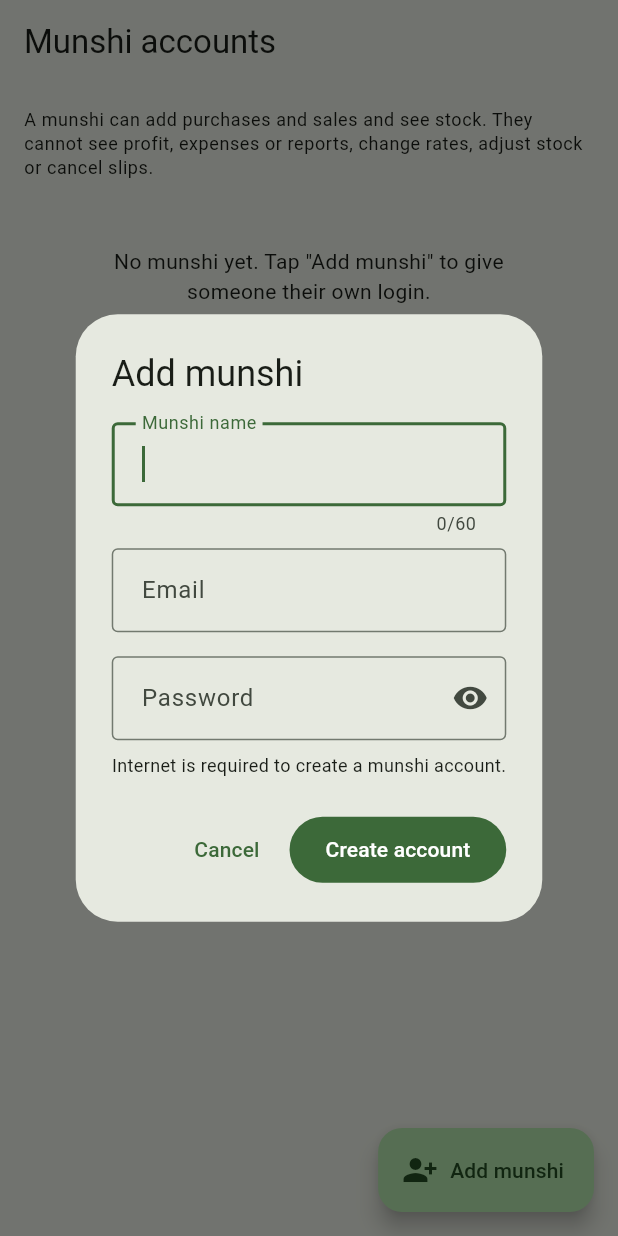
After one commit to abubakarsiddique-dev/Tarazu, a Flutter app: the StaffScreen screen opened by its route, after a tap on "Add munshi", on a phone screen of 412 x 824 dp. The commit adds this screen. Run offline on Flutter 3.47's test engine with Material 3 defaults, Android fonts, the phone set to English and light mode, and no system bars; our stand-ins replace cloud_firestore, firebase_auth, firebase_core, flutter_riverpod, go_router, share_plus and 1 more; accounts and stored records are empty.

Commit message:
munshi account create

```diff
--- a/lib/core/router/app_router.dart
+++ b/lib/core/router/app_router.dart
@@ -2,6 +2,7 @@ import 'package:flutter/foundation.dart';
 import 'package:flutter/material.dart';
 import 'package:flutter_riverpod/flutter_riverpod.dart';
 import 'package:go_router/go_router.dart';
+import 'package:tarazu/features/staff/presentation/staff_screen.dart';
 
 import '../../features/auth/presentation/account_blocked_screen.dart';
 import '../../features/auth/presentation/forgot_password_screen.dart';
@@ -41,6 +42,7 @@ class Routes {
   static const report = '/report';
   static const profit = '/profit';
    static const expenses = '/expenses';
+   static const staff = '/staff';
 
 }
 
@@ -93,6 +95,7 @@ final routerProvider = Provider<GoRouter>((ref) {
       GoRoute(path: Routes.sales, builder: (_, _) => const SalesScreen()),
       GoRoute(path: Routes.report, builder: (_, _) => const ReportScreen()),
       GoRoute(path: Routes.profit, builder: (_, _) => const ProfitScreen()),
+      GoRoute(path: Routes.staff, builder: (_, _) => const StaffScreen()),
       GoRoute(path: Routes.expenses, builder: (_, _) => const ExpensesScreen()),
       GoRoute(
         path: Routes.disabled,
--- a/lib/features/auth/application/auth_providers.dart
+++ b/lib/features/auth/application/auth_providers.dart
@@ -2,7 +2,6 @@
 import 'package:cloud_firestore/cloud_firestore.dart';
 import 'package:firebase_auth/firebase_auth.dart';
 import 'package:flutter_riverpod/flutter_riverpod.dart';
-
 import '../data/auth_repository.dart';
 import '../domain/app_user.dart';
 
@@ -88,3 +87,15 @@ class AuthController extends AsyncNotifier<void> {
 
 final authControllerProvider =
     AsyncNotifierProvider<AuthController, void>(AuthController.new);
+
+
+/// True sirf owner ke liye. Munshi ke liye false. Profile load hone tak false.
+final isOwnerProvider = Provider<bool>((ref) {
+  final user = ref.watch(userProfileProvider).value;
+  return user != null && user.role == UserRole.owner;
+});
+
+// final isOwnerProvider = Provider<bool>((ref) {
+//   final user = ref.watch(userProfileProvider).value;
+//   return user != null && user.role == UserRole.owner;
+// });
--- /dev/null
+++ b/lib/features/staff/application/staff_providers.dart
@@ -0,0 +1,18 @@
+import 'package:flutter_riverpod/flutter_riverpod.dart';
+
+import '../../auth/application/auth_providers.dart';
+import '../../auth/domain/app_user.dart';
+import '../../inventory/application/inventory_providers.dart' show shopIdProvider;
+import '../data/staff_repository.dart';
+
+final staffRepositoryProvider = Provider<StaffRepository>(
+  (ref) => StaffRepository(ref.watch(firestoreProvider)),
+);
+
+/// Only the owner can read the munshi list (rules enforce this too).
+final staffListProvider = StreamProvider<List<AppUser>>((ref) {
+  final shopId = ref.watch(shopIdProvider);
+  final isOwner = ref.watch(isOwnerProvider);
+  if (shopId == null || !isOwner) return Stream.value(const <AppUser>[]);
+  return ref.watch(staffRepositoryProvider).watchStaff(shopId);
+});
--- /dev/null
+++ b/lib/features/staff/domain/staff_strings.dart
@@ -0,0 +1,18 @@
+// Kept here so this feature is a pure copy-paste (same approach as FinanceStrings).
+class StaffStrings {
+  StaffStrings._();
+
+  static const title = 'Munshi accounts';
+  static const addStaff = 'Add munshi';
+  static const name = 'Munshi name';
+  static const create = 'Create account';
+  static const noStaff = 'No munshi yet. Tap "Add munshi" to give someone their own login.';
+  static const active = 'Active';
+  static const disabled = 'Disabled';
+  static const created = 'Munshi account created. Give them the email and password.';
+  static const rulesNote =
+      'A munshi can add purchases and sales and see stock. They cannot see profit, '
+      'expenses or reports, change rates, adjust stock or cancel slips.';
+  static const needsInternet = 'Internet is required to create a munshi account.';
+  static const switchNote = 'Switch off to block this munshi immediately.';
+}
--- /dev/null
+++ b/lib/features/staff/presentation/staff_screen.dart
@@ -0,0 +1,217 @@
+import 'package:flutter/material.dart';
+import 'package:flutter_riverpod/flutter_riverpod.dart';
+
+import '../../../core/constants/app_strings.dart';
+import '../../../core/utils/auth_error_mapper.dart';
+import '../../../core/utils/validators.dart';
+import '../../auth/application/auth_providers.dart';
+import '../application/staff_providers.dart';
+import '../domain/staff_strings.dart';
+
+/// Owner only: list of munshis, switch each on/off, add a new one.
+class StaffScreen extends ConsumerWidget {
+  const StaffScreen({super.key});
+
+  Future<void> _add(BuildContext context) async {
+    final ok = await showDialog<bool>(
+      context: context,
+      builder: (_) => const _AddStaffDialog(),
+    );
+    if (ok == true && context.mounted) {
+      ScaffoldMessenger.of(context)
+        ..hideCurrentSnackBar()
+        ..showSnackBar(const SnackBar(content: Text(StaffStrings.created)));
+    }
+  }
+
+  @override
+  Widget build(BuildContext context, WidgetRef ref) {
+    final theme = Theme.of(context);
+    final staff = ref.watch(staffListProvider);
+
+    return Scaffold(
+      appBar: AppBar(title: const Text(StaffStrings.title)),
+      floatingActionButton: FloatingActionButton.extended(
+        onPressed: () => _add(context),
+        icon: const Icon(Icons.person_add_alt_1),
+        label: const Text(StaffStrings.addStaff),
+      ),
+      body: staff.when(
+        loading: () => const Center(child: CircularProgressIndicator()),
+        error: (_, _) => const Center(child: Text(AppStrings.errGeneric)),
+        data: (list) => ListView(
+          padding: const EdgeInsets.fromLTRB(16, 16, 16, 96),
+          children: [
+            Text(StaffStrings.rulesNote, style: theme.textTheme.bodySmall),
+            const SizedBox(height: 12),
+            if (list.isEmpty)
+              const Padding(
+                padding: EdgeInsets.all(32),
+                child: Center(
+                  child: Text(StaffStrings.noStaff, textAlign: TextAlign.center),
+                ),
+              ),
+            for (final u in list)
+              Card(
+                child: ListTile(
+                  leading: Icon(
+                    u.isActive ? Icons.person : Icons.person_off_outlined,
+                    color: u.isActive ? null : theme.colorScheme.error,
+                  ),
+                  title: Text(u.ownerName),
+                  subtitle: Text(
+                    '${u.email}\n${u.isActive ? StaffStrings.active : StaffStrings.disabled}',
+                  ),
+                  isThreeLine: true,
+                  trailing: Switch(
+                    value: u.isActive,
+                    onChanged: (v) =>
+                        ref.read(staffRepositoryProvider).setActive(u.uid, v),
+                  ),
+                ),
+              ),
+            if (list.isNotEmpty)
+              Padding(
+                padding: const EdgeInsets.only(top: 8),
+                child: Text(StaffStrings.switchNote, style: theme.textTheme.bodySmall),
+              ),
+          ],
+        ),
+      ),
+    );
+  }
+}
+
+class _AddStaffDialog extends ConsumerStatefulWidget {
+  const _AddStaffDialog();
+
+  @override
+  ConsumerState<_AddStaffDialog> createState() => _AddStaffDialogState();
+}
+
+class _AddStaffDialogState extends ConsumerState<_AddStaffDialog> {
+  final _form = GlobalKey<FormState>();
+  final _name = TextEditingController();
+  final _email = TextEditingController();
+  final _password = TextEditingController();
+  bool _obscure = true;
+  bool _busy = false;
+  String? _error;
+
+  @override
+  void dispose() {
+    _name.dispose();
+    _email.dispose();
+    _password.dispose();
+    super.dispose();
+  }
+
+  Future<void> _submit() async {
+    if (!_form.currentState!.validate()) return;
+    final owner = ref.read(userProfileProvider).value;
+    if (owner == null || owner.shopId.isEmpty) return;
+
+    setState(() {
+      _busy = true;
+      _error = null;
+    });
+    try {
+      await ref.read(staffRepositoryProvider).createStaff(
+            shopId: owner.shopId,
+            shopName: owner.shopName,
+            shopPhone: owner.phone,
+            name: _name.text,
+            email: _email.text,
+            password: _password.text,
+          );
+      if (mounted) Navigator.of(context).pop(true);
+    } catch (e) {
+      if (mounted) {
+        setState(() {
+          _busy = false;
+          _error = mapAuthError(e);
+        });
+      }
+    }
+  }
+
+  @override
+  Widget build(BuildContext context) {
+    return AlertDialog(
+      title: const Text(StaffStrings.addStaff),
+      content: SingleChildScrollView(
+        child: Form(
+          key: _form,
+          child: Column(
+            mainAxisSize: MainAxisSize.min,
+            crossAxisAlignment: CrossAxisAlignment.stretch,
+            children: [
+              TextFormField(
+                controller: _name,
+                autofocus: true,
+                enabled: !_busy,
+                textCapitalization: TextCapitalization.words,
+                textInputAction: TextInputAction.next,
+                maxLength: 60,
+                decoration: const InputDecoration(labelText: StaffStrings.name),
+                validator: Validators.requiredField,
+              ),
+              const SizedBox(height: 8),
+              TextFormField(
+                controller: _email,
+                enabled: !_busy,
+                keyboardType: TextInputType.emailAddress,
+                textInputAction: TextInputAction.next,
+                decoration: const InputDecoration(labelText: AppStrings.email),
+                validator: Validators.email,
+              ),
+              const SizedBox(height: 16),
+              TextFormField(
+                controller: _password,
+                enabled: !_busy,
+                obscureText: _obscure,
+                textInputAction: TextInputAction.done,
+                onFieldSubmitted: (_) => _busy ? null : _submit(),
+                decoration: InputDecoration(
+                  labelText: AppStrings.password,
+                  suffixIcon: IconButton(
+                    icon: Icon(_obscure ? Icons.visibility : Icons.visibility_off),
+                    onPressed: () => setState(() => _obscure = !_obscure),
+                  ),
+                ),
+                validator: Validators.password,
+              ),
+              const SizedBox(height: 8),
+              const Text(StaffStrings.needsInternet, style: TextStyle(fontSize: 12)),
+              if (_error != null)
+                Padding(
+                  padding: const EdgeInsets.only(top: 8),
+                  child: Text(
+                    _error!,
+                    style: TextStyle(color: Theme.of(context).colorScheme.error),
+                  ),
+                ),
+            ],
+          ),
+        ),
+      ),
+      actions: [
+        TextButton(
+          onPressed: _busy ? null : () => Navigator.of(context).pop(false),
+          child: const Text(AppStrings.cancel),
+        ),
+        FilledButton(
+          style: FilledButton.styleFrom(minimumSize: const Size(96, 44)),
+          onPressed: _busy ? null : _submit,
+          child: _busy
+              ? const SizedBox(
+                  width: 20,
+                  height: 20,
+                  child: CircularProgressIndicator(strokeWidth: 2.5),
+                )
+              : const Text(StaffStrings.create),
+        ),
+      ],
+    );
+  }
+}
```
Also changed, not shown: lib/features/staff/data/staff_repository.dart (added, +103 -0 lines), 4 other files.
